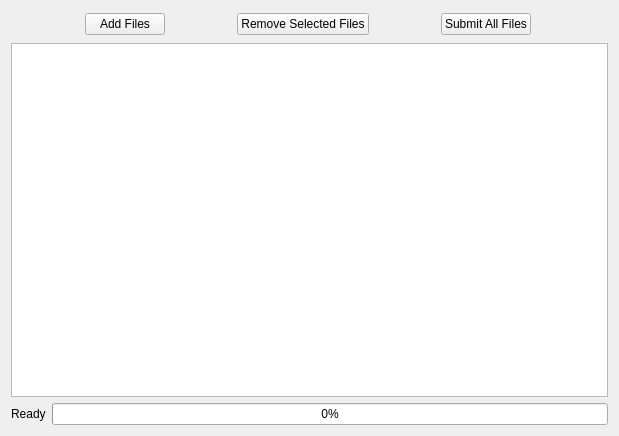
This is Client/UI/FileSendUI.ui in yang-zhongtian/PYCM as Qt 5 draws it before an edit. The edited form follows.
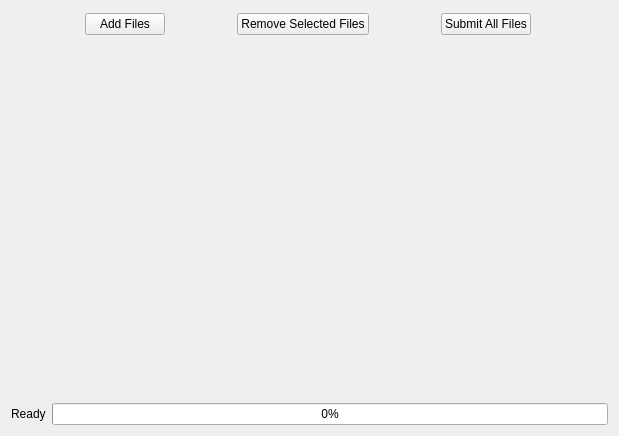
This is the edited form. Icons and pictures are not drawn.

Diff of the .ui file:
```diff
--- a/Client/UI/FileSendUI.ui
+++ b/Client/UI/FileSendUI.ui
@@ -17,7 +17,7 @@
    <iconset resource="../Resources.qrc">
     <normaloff>:/Core/Resources/Logo.png</normaloff>:/Core/Resources/Logo.png</iconset>
   </property>
-  <layout class="QVBoxLayout" name="verticalLayout" stretch="0,0,0">
+  <layout class="QVBoxLayout" name="verticalLayout" stretch="0,1,0">
    <item>
     <layout class="QHBoxLayout" name="horizontalLayout">
      <property name="spacing">
@@ -91,13 +91,6 @@
       <property name="bottomMargin">
        <number>0</number>
       </property>
-      <item>
-       <widget class="QTableWidget" name="file_list">
-        <property name="acceptDrops">
-         <bool>true</bool>
-        </property>
-       </widget>
-      </item>
      </layout>
     </widget>
    </item>
```
